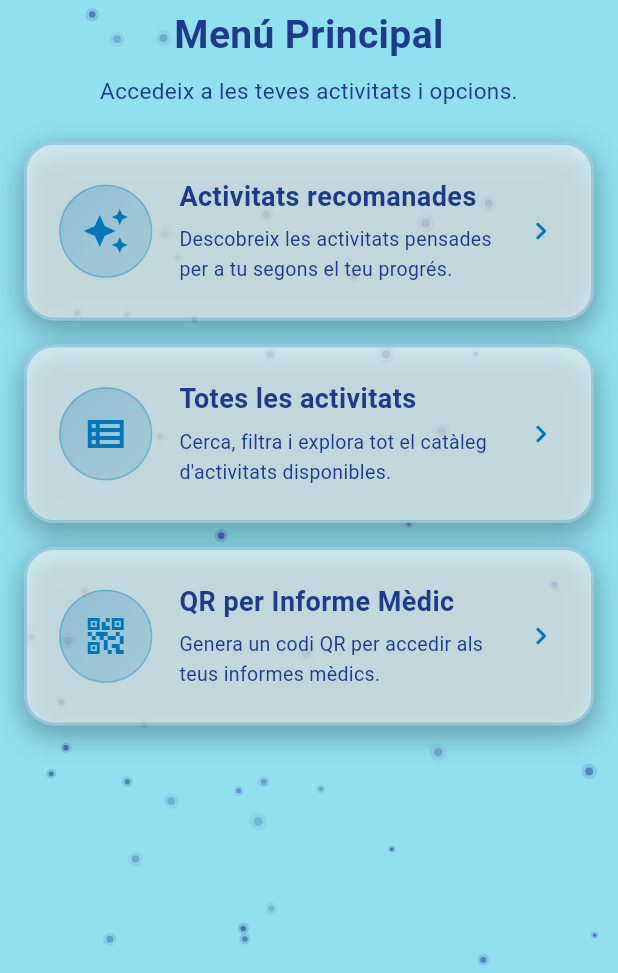
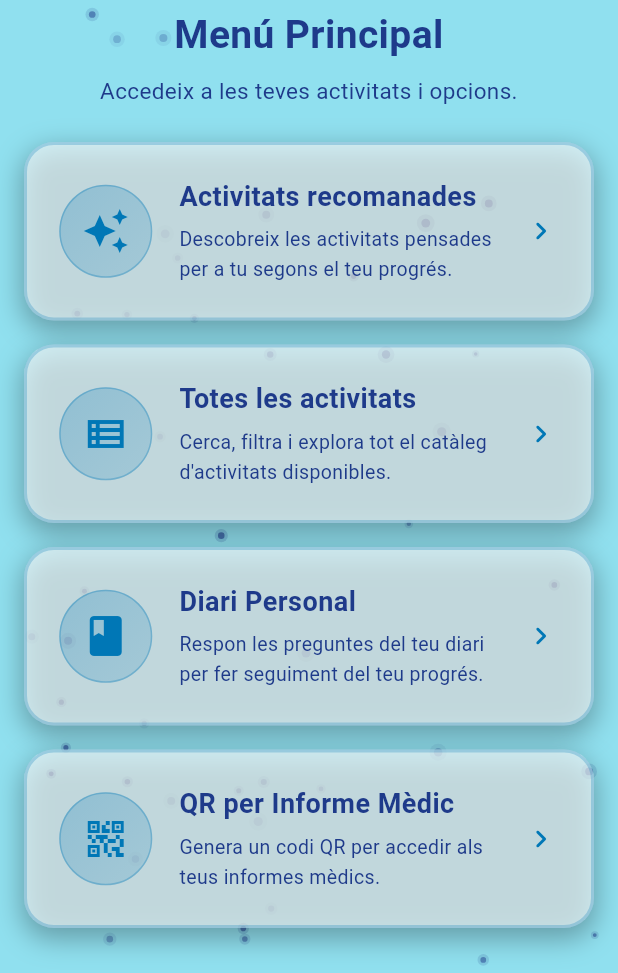
Before and after one commit to Labubu-Matcha-Latte-Gang/bitsxLaMarato_frontend_2025, a Flutter app: the PatientMenuPage screen opened directly, on a phone screen of 412 x 824 dp, the part 263-1236 px from its top. Run offline on Flutter 3.47's test engine with Material 3 defaults, Android fonts, the phone set to English and light mode, and no system bars; our stand-ins replace flutter_secure_storage, flutter_svg, open_filex, shared_preferences, webview_flutter; missing offline and left inert: dart:html, dart:web_audio, record, universal_html; accounts and stored records are empty; project files that could hold a hidden picture were left out.

Commit message:
Add diary page access to patient menu
Imported the diary page into patient_menu_page.dart and added a new card to allow users to navigate to the personal diary. This provides patients with an easy way to access and respond to diary questions from the main menu.

```diff
--- a/lib/features/screens/patient/diary.dart
+++ b/lib/features/screens/patient/diary.dart
@@ -68,7 +68,8 @@ class _DiaryPageState extends State<DiaryPage> {
     if (answer.isEmpty) {
       ScaffoldMessenger.of(context).showSnackBar(
         SnackBar(
-          content: const Text('Si us plau, escriu una resposta abans de continuar.'),
+          content:
+              const Text('Si us plau, escriu una resposta abans de continuar.'),
           backgroundColor: AppColors.getPrimaryButtonColor(isDarkMode),
         ),
       );
--- a/lib/features/screens/patient/patient_menu_page.dart
+++ b/lib/features/screens/patient/patient_menu_page.dart
@@ -8,6 +8,7 @@ import '../activities/all_activities_page.dart';
 import '../activities/recommended_activities_page.dart';
 import '../initialPage/initialPage.dart';
 import 'qr_generate_page.dart';
+import 'diary.dart';
 
 class PatientMenuPage extends StatefulWidget {
   final bool initialDarkMode;
@@ -355,6 +356,26 @@ class _PatientMenuPageState extends State<PatientMenuPage> {
                               _CardContainer(
                                 isDarkMode: isDarkMode,
                                 child: _ActionCard(
+                                  title: 'Diari Personal',
+                                  description:
+                                      'Respon les preguntes del teu diari per fer seguiment del teu progrés.',
+                                  icon: Icons.book,
+                                  isDarkMode: isDarkMode,
+                                  onTap: () {
+                                    Navigator.of(context).push(
+                                      MaterialPageRoute(
+                                        builder: (_) => DiaryPage(
+                                          initialDarkMode: isDarkMode,
+                                        ),
+                                      ),
+                                    );
+                                  },
+                                ),
+                              ),
+                              const SizedBox(height: 16),
+                              _CardContainer(
+                                isDarkMode: isDarkMode,
+                                child: _ActionCard(
                                   title: 'QR per Informe Mèdic',
                                   description:
                                       'Genera un codi QR per accedir als teus informes mèdics.',
```
